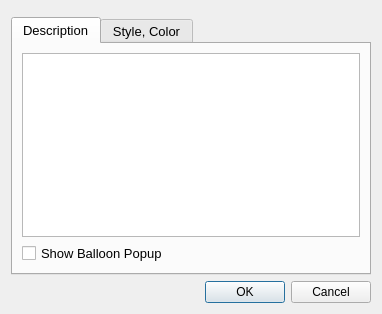
Old version of the form src/lib/marble/EditTextAnnotationDialog.ui in the repository KDE/marble.
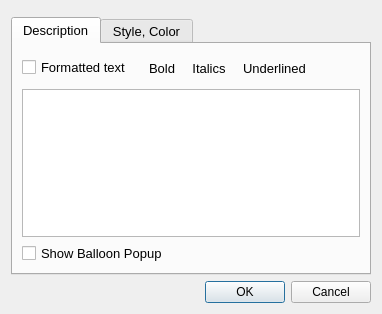
New version of the form. The open tabs and pages were chosen to show the change. Icons and pictures are not drawn. Custom widgets are drawn as their Qt base class.

Patch:
```diff
--- a/src/lib/marble/EditTextAnnotationDialog.ui
+++ b/src/lib/marble/EditTextAnnotationDialog.ui
@@ -31,7 +31,53 @@
       <attribute name="title">
        <string>Description</string>
       </attribute>
-      <layout class="QVBoxLayout" name="verticalLayout_4">
+      <layout class="QVBoxLayout" name="verticalLayout_3">
+       <item>
+        <layout class="QHBoxLayout" name="horizontalLayout_5">
+         <item>
+          <widget class="QCheckBox" name="m_isFormattedTextMode">
+           <property name="sizePolicy">
+            <sizepolicy hsizetype="Fixed" vsizetype="Fixed">
+             <horstretch>0</horstretch>
+             <verstretch>0</verstretch>
+            </sizepolicy>
+           </property>
+           <property name="minimumSize">
+            <size>
+             <width>30</width>
+             <height>0</height>
+            </size>
+           </property>
+           <property name="text">
+            <string>Formatted text</string>
+           </property>
+          </widget>
+         </item>
+         <item>
+          <widget class="QToolBar" name="m_formattedTextToolBar">
+           <property name="windowTitle">
+            <string>toolBar</string>
+           </property>
+           <addaction name="m_actionBold"/>
+           <addaction name="m_actionItalics"/>
+           <addaction name="m_actionUnderlined"/>
+          </widget>
+         </item>
+         <item>
+          <spacer name="horizontalSpacer">
+           <property name="orientation">
+            <enum>Qt::Horizontal</enum>
+           </property>
+           <property name="sizeHint" stdset="0">
+            <size>
+             <width>40</width>
+             <height>20</height>
+            </size>
+           </property>
+          </spacer>
+         </item>
+        </layout>
+       </item>
        <item>
         <widget class="QTextEdit" name="m_description"/>
        </item>
@@ -296,6 +342,51 @@
     </widget>
    </item>
   </layout>
+  <action name="m_actionBold">
+   <property name="checkable">
+    <bool>true</bool>
+   </property>
+   <property name="icon">
+    <iconset resource="../../apps/marble-ui/marble.qrc">
+     <normaloff>:/icons/format-text-bold.png</normaloff>:/icons/format-text-bold.png</iconset>
+   </property>
+   <property name="text">
+    <string>Bold</string>
+   </property>
+   <property name="toolTip">
+    <string>Bold</string>
+   </property>
+  </action>
+  <action name="m_actionItalics">
+   <property name="checkable">
+    <bool>true</bool>
+   </property>
+   <property name="icon">
+    <iconset resource="../../apps/marble-ui/marble.qrc">
+     <normaloff>:/icons/format-text-italic.png</normaloff>:/icons/format-text-italic.png</iconset>
+   </property>
+   <property name="text">
+    <string>Italics</string>
+   </property>
+   <property name="toolTip">
+    <string>Italics</string>
+   </property>
+  </action>
+  <action name="m_actionUnderlined">
+   <property name="checkable">
+    <bool>true</bool>
+   </property>
+   <property name="icon">
+    <iconset resource="../../apps/marble-ui/marble.qrc">
+     <normaloff>:/icons/format-text-underline.png</normaloff>:/icons/format-text-underline.png</iconset>
+   </property>
+   <property name="text">
+    <string>Underlined</string>
+   </property>
+   <property name="toolTip">
+    <string>Underlined</string>
+   </property>
+  </action>
  </widget>
  <customwidgets>
   <customwidget>
```
Left out of the diff: 4 changed lines with no effect on the pictures.
